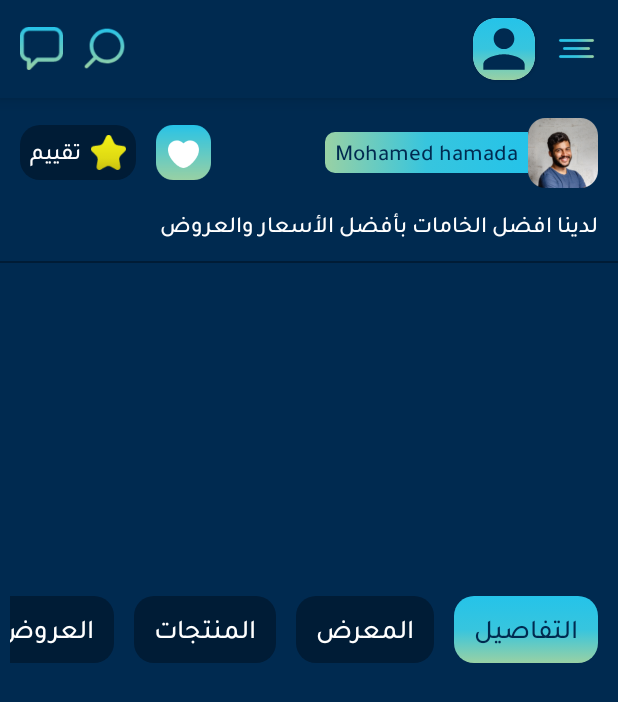
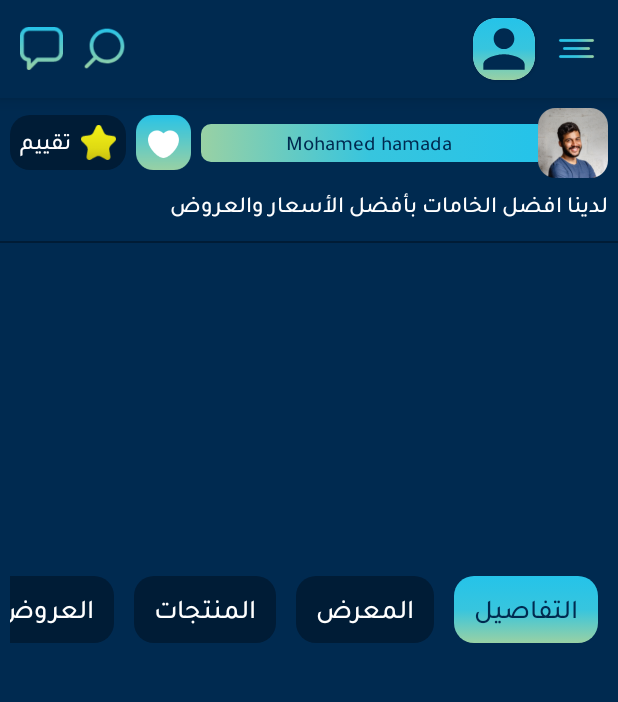
Before and after one commit to mohamedhamada2/ShebinBook2, an Android app: the ProductsActivity screen opened directly, with no data from a screen before it, on a phone screen of 412 x 824 dp. Shown: the top 702 px of the screen. Run offline under Robolectric (Android 15) with nearby library versions, the phone set to English and light mode, and no system bars; our stand-ins replace Picasso, data binding, sdp/ssp sizes; libraries missing offline, so code that uses them is left out: com.makeramen.roundedimageview, pl.pzienowicz.autoscrollviewpager; plain views replace AutoScrollViewPager, RoundedImageView; pictures from the network do not load; 7 statements that could not run were skipped.

Commit message:
design update

```diff
--- a/app/build.gradle
+++ b/app/build.gradle
@@ -9,8 +9,8 @@ android {
         applicationId "com.alatheer.shebinbook"
         minSdkVersion 21
         targetSdkVersion 30
-        versionCode 23
-        versionName "3.2"
+        versionCode 25
+        versionName "3.4"
 
         testInstrumentationRunner "androidx.test.runner.AndroidJUnitRunner"
     }
--- a/app/src/main/java/com/alatheer/shebinbook/comments/RepliesAdapter.java
+++ b/app/src/main/java/com/alatheer/shebinbook/comments/RepliesAdapter.java
@@ -8,6 +8,7 @@ import android.widget.ImageView;
 import android.widget.TextView;
 
 import com.alatheer.shebinbook.R;
+import com.squareup.picasso.Picasso;
 
 import java.util.List;
 
@@ -43,13 +44,14 @@ public class RepliesAdapter extends RecyclerView.Adapter<RepliesAdapter.RepliesH
 
     class RepliesHolder extends RecyclerView.ViewHolder{
         TextView txt_name,txt_reply,fav_num2,msg_num2;
-        ImageView fav_img2,comment_img2;
+        ImageView fav_img2,comment_img2,userimg2;
         public RepliesHolder(@NonNull  View itemView) {
             super(itemView);
             txt_name = itemView.findViewById(R.id.txt_name2);
             txt_reply = itemView.findViewById(R.id.txt_replay);
             comment_img2 = itemView.findViewById(R.id.comment_img2);
             msg_num2 = itemView.findViewById(R.id.msg_num2);
+            userimg2 = itemView.findViewById(R.id.userimg2);
         }
 
         public void setData(RepliesData replyData) {
@@ -57,6 +59,7 @@ public class RepliesAdapter extends RecyclerView.Adapter<RepliesAdapter.RepliesH
             txt_name.setText(replyData.getName()+replyData.getLastName());
             comment_img2.setVisibility(View.GONE);
             msg_num2.setVisibility(View.GONE);
+            Picasso.get().load("https://mymissing.online/shebin_book/public/uploads/images/images/"+replyData.getUserImg()).into(userimg2);
         }
     }
 }
--- a/app/src/main/res/layout/activity_comment.xml
+++ b/app/src/main/res/layout/activity_comment.xml
@@ -111,8 +111,8 @@
                                 android:layout_margin="@dimen/_5sdp">
                                 <com.makeramen.roundedimageview.RoundedImageView
                                     android:id="@+id/userimg"
-                                    android:layout_width="@dimen/_32sdp"
-                                    android:layout_height="@dimen/_32sdp"
+                                    android:layout_width="@dimen/_36sdp"
+                                    android:layout_height="@dimen/_36sdp"
                                     app:riv_corner_radius="@dimen/_10sdp"
                                     android:background="@drawable/user2"
                                     android:layout_alignParentRight="true"
@@ -125,7 +125,7 @@
                                     android:layout_width="wrap_content"
                                     android:layout_height="wrap_content"
                                     android:background="@drawable/gradient_ask_user"
-                                    android:textSize="@dimen/_10ssp"
+                                    android:textSize="@dimen/_11ssp"
                                     android:fontFamily="@font/tajawal_medium"
                                     android:text="Mohamed hamada"
                                     android:layout_toLeftOf="@+id/userimg"
--- a/app/src/main/res/layout/activity_products.xml
+++ b/app/src/main/res/layout/activity_products.xml
@@ -101,12 +101,12 @@
                         <RelativeLayout
                             android:layout_width="match_parent"
                             android:layout_height="wrap_content"
-                            android:layout_margin="@dimen/_10sdp">
+                            android:layout_margin="@dimen/_5sdp">
                             <com.makeramen.roundedimageview.RoundedImageView
                                 android:id="@+id/store_logo"
                                 android:layout_width="@dimen/_36sdp"
                                 android:layout_height="@dimen/_36sdp"
-                                app:riv_corner_radius="@dimen/_10sdp"
+                                app:riv_corner_radius="@dimen/_2sdp"
                                 android:background="@drawable/user2"
                                 android:layout_alignParentRight="true"
                                 android:layout_centerVertical="true"
@@ -116,16 +116,27 @@
                                 android:layout_width="wrap_content"
                                 android:layout_height="wrap_content"
                                 android:background="@drawable/gradient_ask_user"
-                                android:textSize="@dimen/_12ssp"
+                                android:textSize="@dimen/_11ssp"
                                 android:fontFamily="@font/tajawal_medium"
                                 android:text="Mohamed hamada"
                                 android:layout_toLeftOf="@+id/store_logo"
+                                android:layout_toRightOf="@+id/fav_img"
                                 android:layout_centerVertical="true"
                                 android:paddingRight="@dimen/_5sdp"
                                 android:paddingLeft="@dimen/_5sdp"
                                 android:paddingBottom="@dimen/_2sdp"
                                 android:paddingTop="@dimen/_2sdp"
-                                android:textColor="@color/purple_500"/>
+                                android:textColor="@color/purple_500"
+                                android:gravity="center"/>
+                            <ImageView
+                                android:id="@+id/fav_img"
+                                android:layout_width="@dimen/_28sdp"
+                                android:layout_height="@dimen/_28sdp"
+                                android:layout_centerVertical="true"
+                                android:layout_marginLeft="@dimen/_5sdp"
+                                android:background="@drawable/fav3"
+                                android:layout_toRightOf="@+id/constraint"
+                                android:layout_marginRight="@dimen/_5sdp"/>
                             <androidx.constraintlayout.widget.ConstraintLayout
                                 android:id="@+id/constraint"
                                 android:layout_width="wrap_content"
@@ -154,14 +165,7 @@
                                     app:layout_constraintTop_toTopOf="parent"
                                     android:layout_marginLeft="@dimen/_5sdp"/>
                             </androidx.constraintlayout.widget.ConstraintLayout>
-                            <ImageView
-                                android:id="@+id/fav_img"
-                                android:layout_width="@dimen/_28sdp"
-                                android:layout_height="@dimen/_28sdp"
-                                android:background="@drawable/fav3"
-                                android:layout_toRightOf="@+id/constraint"
-                                android:layout_centerVertical="true"
-                                android:layout_marginLeft="@dimen/_10sdp"/>
+
                         </RelativeLayout>
                         <TextView
                             android:id="@+id/txt_description"
@@ -172,7 +176,7 @@
                             android:textSize="@dimen/_12ssp"
                             android:textColor="@color/white"
                             android:fontFamily="@font/tajawal_medium"
-                            android:layout_marginRight="@dimen/_10sdp"/>
+                            android:layout_marginRight="@dimen/_5sdp"/>
                         <View
                             android:layout_width="match_parent"
                             android:layout_height="@dimen/_1sdp"
--- a/app/src/main/res/layout/activity_stores.xml
+++ b/app/src/main/res/layout/activity_stores.xml
@@ -115,11 +115,10 @@
                     android:layout_marginTop="@dimen/_10sdp"/>
                 <androidx.recyclerview.widget.RecyclerView
                     android:id="@+id/stores_recycler"
-                    android:layout_width="wrap_content"
+                    android:layout_width="match_parent"
                     android:layout_height="wrap_content"
                     android:layout_marginTop="@dimen/_10sdp"
-                    android:layout_marginLeft="@dimen/_5sdp"
-                    android:layout_marginRight="@dimen/_5sdp"/>
+                    android:layout_gravity="center_horizontal"/>
             </LinearLayout>
         </androidx.swiperefreshlayout.widget.SwipeRefreshLayout>
         <com.google.android.material.navigation.NavigationView
```
Also changed, not shown: app/src/main/res/layout/activity_profile.xml (+10 -6 lines), app/src/main/res/layout/comment_item.xml (+4 -4 lines), app/src/main/res/layout/product_item.xml (+9 -17 lines), app/src/main/res/layout/reply_item.xml (+4 -4 lines), app/src/main/res/layout/store_item.xml (+14 -7 lines), 1 other file.
